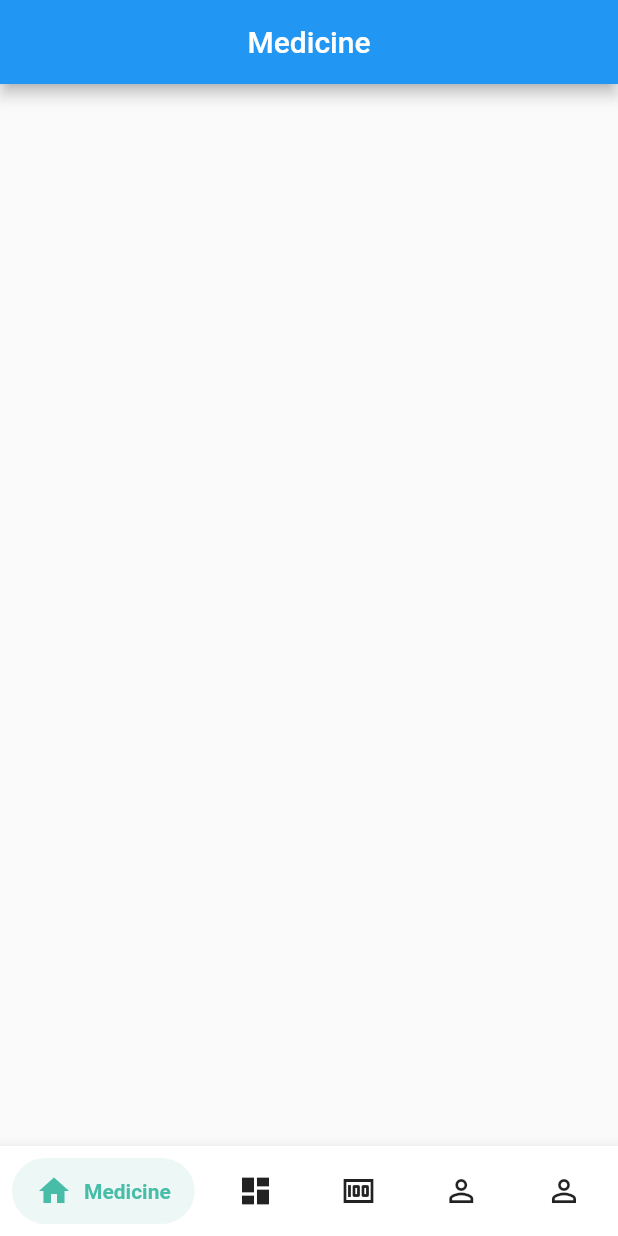
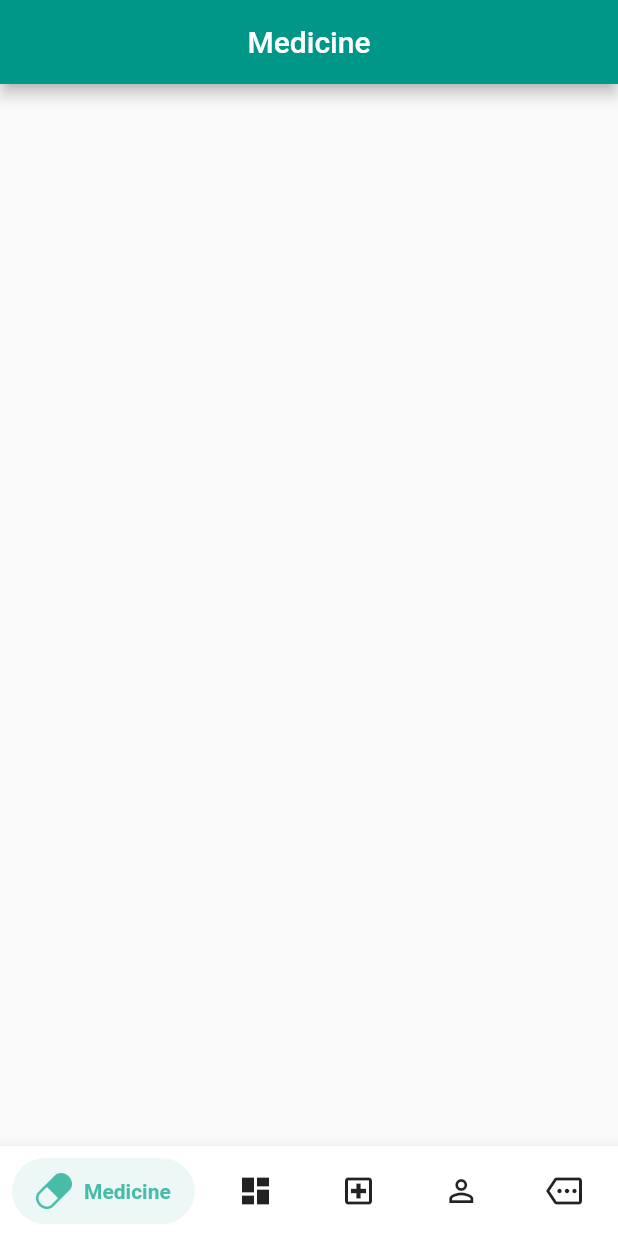
Before and after one commit to SHAMOL-KUMAR-DAS/labGhor, a Flutter app: the screen it shows after launch, on a phone screen of 412 x 824 dp. Run offline on Flutter 3.47's test engine with Material 2 defaults, Android fonts, the phone set to English and light mode, and no system bars; drawn by our look-alikes of salomon_bottom_bar.

Commit message:
'body_running'

```diff
--- a/lib/UI/body.dart
+++ b/lib/UI/body.dart
@@ -1,4 +1,3 @@
-import 'package:curved_navigation_bar/curved_navigation_bar.dart';
 import 'package:flutter/material.dart';
 import 'package:online_doctor_booking/CONFIGURE/color_config.dart';
 import 'package:online_doctor_booking/UI/Appointments/appointment_body.dart';
@@ -19,7 +18,6 @@ class Body extends StatefulWidget {
 class _BodyState extends State<Body> {
 
   int _currentIndex = 0;
-  GlobalKey<CurvedNavigationBarState> _bottomNavigationKey = GlobalKey();
 
   final _page1 = GlobalKey<NavigatorState>();
   final _page2 = GlobalKey<NavigatorState>();
@@ -90,7 +88,7 @@ class _BodyState extends State<Body> {
           items: [
             //Home
             SalomonBottomBarItem(
-              icon: Icon(Icons.home),
+              icon: ImageIcon(AssetImage('assets/images/medicine.png')),
               title: Text("Medicine",style: bodyStyle,),
               selectedColor: colors,
             ),
@@ -104,7 +102,7 @@ class _BodyState extends State<Body> {
 
             //Cash
             SalomonBottomBarItem(
-              icon: Icon(Icons.money),
+              icon: Icon(Icons.local_hospital_outlined),
               title: Text("Hospitals",style: bodyStyle,),
               selectedColor: colors,
             ),
@@ -117,7 +115,7 @@ class _BodyState extends State<Body> {
             ),
 
             SalomonBottomBarItem(
-              icon: Icon(Icons.person_outline),
+              icon: Icon(Icons.more_outlined),
               title: Text("More",style: bodyStyle,),
               selectedColor: colors,
             ),
--- a/lib/main.dart
+++ b/lib/main.dart
@@ -23,9 +23,10 @@ class MyApp extends StatelessWidget {
         // or simply save your changes to "hot reload" in a Flutter IDE).
         // Notice that the counter didn't reset back to zero; the application
         // is not restarted.
-        primarySwatch: Colors.blue,
+        primarySwatch: Colors.teal,
       ),
       home: Body(),
+      debugShowCheckedModeBanner: false,
     );
   }
 }
```
Also changed, not shown: assets/images/medicine.png.
